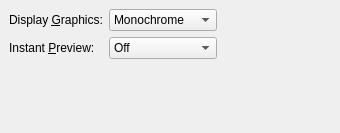
Old version of the form src/frontends/qt4/ui/PrefDisplayUi.ui in the repository cburschka/lyx.
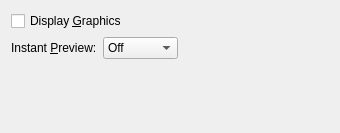
New version of the form.

Commit message: - Simplify prefs, graphics and external display options which are now true or false. - the display combo in the prefs, external and graphics dialogs are gone - the lyxrc display_graphics option now overrides any local inset display option - The external template format has a new tag: Preview - format incremented to 337

Diff of the .ui file:
```diff
--- a/src/frontends/qt4/ui/PrefDisplayUi.ui
+++ b/src/frontends/qt4/ui/PrefDisplayUi.ui
@@ -12,13 +12,14 @@
   <property name="windowTitle" >
    <string/>
   </property>
-  <layout class="QGridLayout" >
-   <property name="margin" >
-    <number>9</number>
-   </property>
-   <property name="spacing" >
-    <number>6</number>
-   </property>
+  <layout class="QGridLayout" name="gridLayout" >
+   <item row="0" column="0" colspan="2" >
+    <widget class="QCheckBox" name="displayGraphicsCB" >
+     <property name="text" >
+      <string>Display &amp;Graphics</string>
+     </property>
+    </widget>
+   </item>
    <item rowspan="2" row="0" column="2" >
     <spacer>
      <property name="orientation" >
@@ -32,6 +33,16 @@
      </property>
     </spacer>
    </item>
+   <item row="1" column="0" >
+    <widget class="QLabel" name="instantPreviewLA" >
+     <property name="text" >
+      <string>Instant &amp;Preview:</string>
+     </property>
+     <property name="buddy" >
+      <cstring>instantPreviewCO</cstring>
+     </property>
+    </widget>
+   </item>
    <item row="1" column="1" >
     <widget class="QComboBox" name="instantPreviewCO" >
      <item>
@@ -51,50 +62,6 @@
      </item>
     </widget>
    </item>
-   <item row="0" column="1" >
-    <widget class="QComboBox" name="displayGraphicsCO" >
-     <item>
-      <property name="text" >
-       <string>Monochrome</string>
-      </property>
-     </item>
-     <item>
-      <property name="text" >
-       <string>Grayscale</string>
-      </property>
-     </item>
-     <item>
-      <property name="text" >
-       <string>Color</string>
-      </property>
-     </item>
-     <item>
-      <property name="text" >
-       <string>Do not display</string>
-      </property>
-     </item>
-    </widget>
-   </item>
-   <item row="0" column="0" >
-    <widget class="QLabel" name="displayGraphicsLA" >
-     <property name="text" >
-      <string>Display &amp;Graphics:</string>
-     </property>
-     <property name="buddy" >
-      <cstring>displayGraphicsCO</cstring>
-     </property>
-    </widget>
-   </item>
-   <item row="1" column="0" >
-    <widget class="QLabel" name="instantPreviewLA" >
-     <property name="text" >
-      <string>Instant &amp;Preview:</string>
-     </property>
-     <property name="buddy" >
-      <cstring>instantPreviewCO</cstring>
-     </property>
-    </widget>
-   </item>
    <item row="2" column="0" colspan="2" >
     <spacer>
      <property name="orientation" >
```
Left out of the diff: 5 changed lines with no effect on the pictures. The commit also changes 25 other files.
